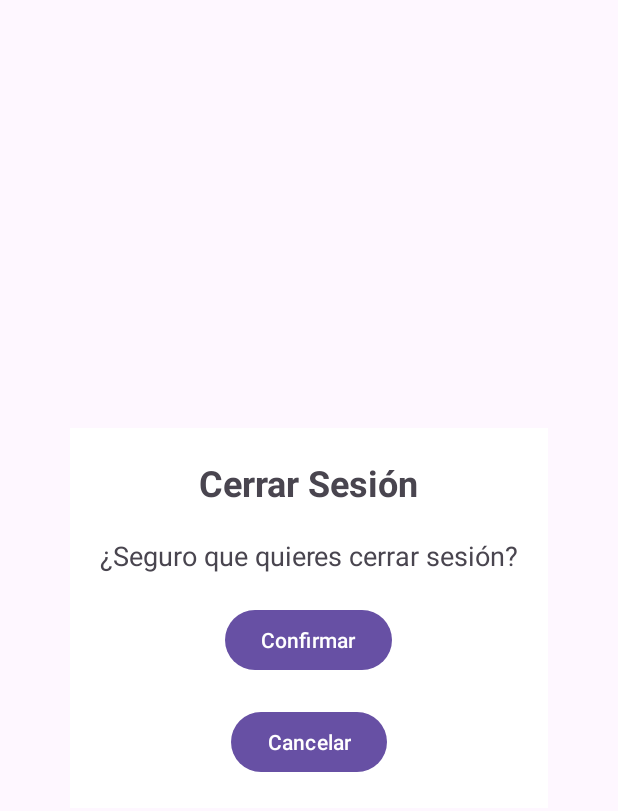
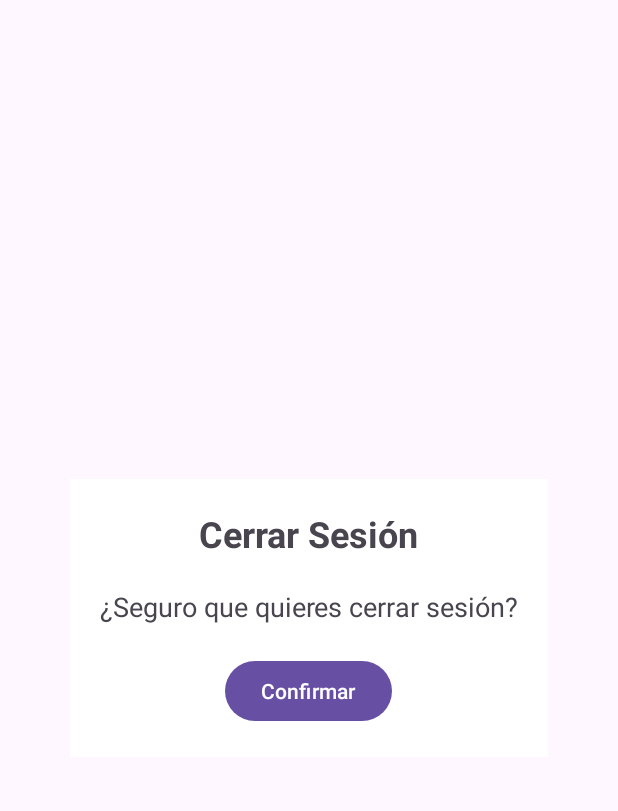
Before and after one commit to adridsz/Frontend_Sky, an Android app: the fragment CerrarSesionFragment shown on its own in the app's theme, on a phone screen of 412 x 824 dp. Shown: the top 811 px of the screen. Run offline under Robolectric (Android 15) with nearby library versions, the phone set to English and light mode, and no system bars.

Commit message:
Solucionar crasheo constante al abrir la app

```diff
--- a/app/src/main/java/com/example/sky/CerrarSesionFragment.java
+++ b/app/src/main/java/com/example/sky/CerrarSesionFragment.java
@@ -21,7 +21,6 @@ public class CerrarSesionFragment extends Fragment {
 
         TextView tvMessage = view.findViewById(R.id.tvMessage);
         Button btnConfirmar = view.findViewById(R.id.btnConfirmar);
-        Button btnCancelar = view.findViewById(R.id.btnCancelar);
 
         btnConfirmar.setOnClickListener(new View.OnClickListener() {
             @Override
@@ -31,13 +30,6 @@ public class CerrarSesionFragment extends Fragment {
             }
         });
 
-        btnCancelar.setOnClickListener(new View.OnClickListener() {
-            @Override
-            public void onClick(View v) {
-                // No realizar ninguna acción al cancelar
-            }
-        });
-
         return view;
     }
 }
--- a/app/src/main/java/com/example/sky/ui/cerrar_sesion/CerrarSesionFragment.java
+++ b/app/src/main/java/com/example/sky/ui/cerrar_sesion/CerrarSesionFragment.java
@@ -23,7 +23,7 @@ public class CerrarSesionFragment extends Fragment {
     @Override
     public View onCreateView(LayoutInflater inflater, ViewGroup container, Bundle savedInstanceState) {
         // Inflate the layout for this fragment
-        return inflater.inflate(R.layout.fragment_cerrarsesion, container, false);
+        return inflater.inflate(R.layout.fragment_cerrar_sesion, container, false);
     }
 
 
--- a/app/src/main/res/layout/fragment_cerrar_sesion.xml
+++ b/app/src/main/res/layout/fragment_cerrar_sesion.xml
@@ -43,14 +43,6 @@
             android:layout_marginTop="20dp"
             />
 
-        <Button
-            android:id="@+id/btnCancelar"
-            android:layout_width="wrap_content"
-            android:layout_height="wrap_content"
-            android:text="Cancelar"
-            android:layout_gravity="center"
-            android:layout_marginTop="20dp"
-            />
     </LinearLayout>
 
 </LinearLayout>
--- a/app/src/main/res/values/strings.xml
+++ b/app/src/main/res/values/strings.xml
@@ -18,9 +18,6 @@
     <string name="menu_home">Home</string>
     <string name="menu_gallery">Gallery</string>
     <string name="menu_slideshow">Slideshow</string>
-    <!-- TODO: Remove or change this placeholder text -->
-    <string name="hello_blank_fragment">Hello blank fragment</string>
-
     <string name="temas">Temas</string>
 
 </resources>
```
Also changed, not shown: app/src/main/java/com/example/sky/MainActivity.java (+6 -11 lines), app/src/main/res/layout/fragment_cerrarsesion.xml (deleted, +0 -25 lines).
